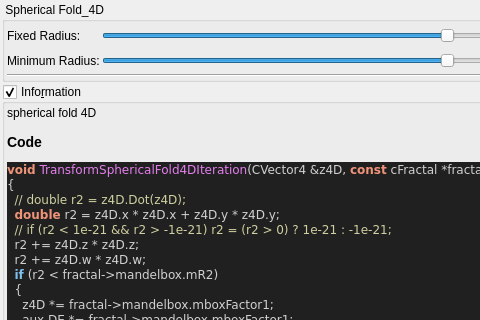
Above: mandelbulber2/qt_data/fractal_transf_spherical_fold_4D.ui from buddhi1980/mandelbulber2 before the change; both pictures show x 0 to 480 and y 0 to 320 of the 889 by 506 pixel window. Below: the same form after it.
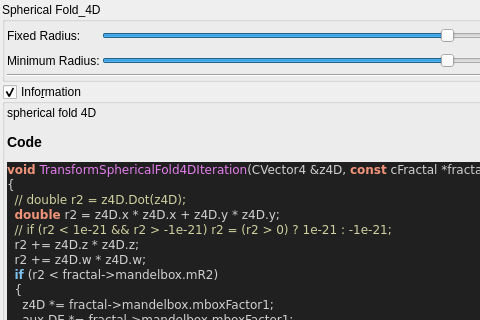
That is the form after the change. Custom widgets are drawn as their Qt base class.

Diff of the .ui file:
```diff
--- a/mandelbulber2/qt_data/fractal_transf_spherical_fold_4D.ui
+++ b/mandelbulber2/qt_data/fractal_transf_spherical_fold_4D.ui
@@ -32,7 +32,7 @@
    <item>
     <widget class="QGroupBox" name="groupBox">
      <property name="title">
-      <string> Spherical Fold_4D</string>
+      <string>Spherical Fold_4D</string>
      </property>
      <property name="checkable">
       <bool>false</bool>
```
